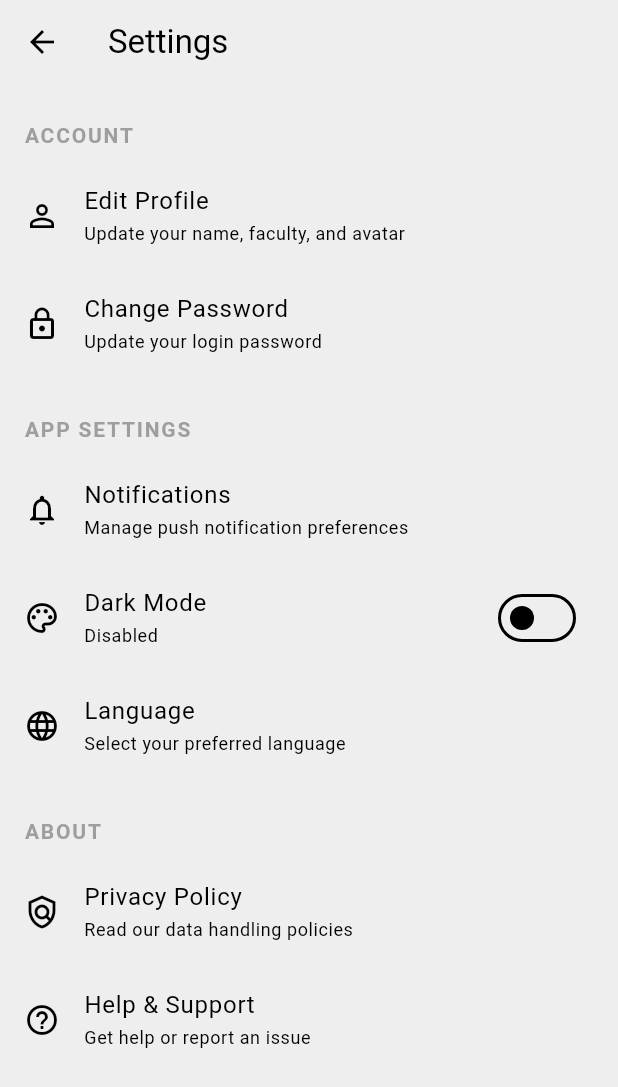
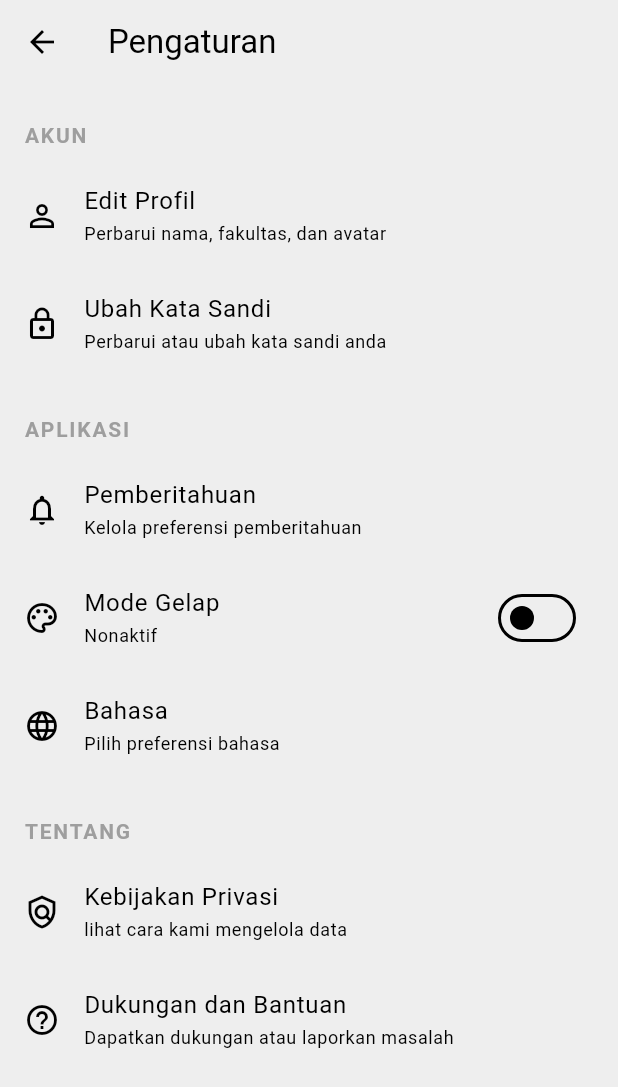
Before and after one commit to MafariT/flutter-lost-and-found, a Flutter app: the screen it shows once a user with an empty profile is signed in, in the side drawer, after a tap on "Settings", on a phone screen of 412 x 824 dp. Shown: the top 1087 px of the screen. Run offline on Flutter 3.47's test engine with Material 3 defaults, Android fonts, the phone set to English and light mode, and no system bars; our stand-ins replace flutter_dotenv, flutter_riverpod, image_picker, supabase_flutter; accounts and stored records are empty; network calls fail.

Commit message:
setting page ubah bahasa

```diff
--- a/lib/pages/settings_page.dart
+++ b/lib/pages/settings_page.dart
@@ -10,36 +10,36 @@ class SettingsPage extends StatelessWidget {
   Widget build(BuildContext context) {
     return Scaffold(
       appBar: AppBar(
-        title: const Text('Settings'),
+        title: const Text('Pengaturan'),
         elevation: 0,
         backgroundColor: Theme.of(context).colorScheme.surface,
       ),
       backgroundColor: Theme.of(context).colorScheme.surface,
       body: ListView(
         children: [
-          const _SettingsHeader(title: 'Account'),
+          const _SettingsHeader(title: 'Akun'),
           _SettingsTile(
             icon: Icons.person_outline,
-            title: 'Edit Profile',
-            subtitle: 'Update your name, faculty, and avatar',
+            title: 'Edit Profil',
+            subtitle: 'Perbarui nama, fakultas, dan avatar',
             onTap: () {
               Navigator.push(context, MaterialPageRoute(builder: (context) => const ProfilePage()));
             },
           ),
           _SettingsTile(
             icon: Icons.lock_outline,
-            title: 'Change Password',
-            subtitle: 'Update your login password',
+            title: 'Ubah Kata Sandi',
+            subtitle: 'Perbarui atau ubah kata sandi anda',
             onTap: () {
               ScaffoldMessenger.of(context).showSnackBar(const SnackBar(content: Text('Feature coming soon!')));
             },
           ),
 
-          const _SettingsHeader(title: 'App Settings'),
+          const _SettingsHeader(title: 'Aplikasi'),
           _SettingsTile(
             icon: Icons.notifications_outlined,
-            title: 'Notifications',
-            subtitle: 'Manage push notification preferences',
+            title: 'Pemberitahuan',
+            subtitle: 'Kelola preferensi pemberitahuan',
             onTap: () {
               ScaffoldMessenger.of(context).showSnackBar(const SnackBar(content: Text('Feature coming soon!')));
             },
@@ -49,26 +49,26 @@ class SettingsPage extends StatelessWidget {
 
           _SettingsTile(
             icon: Icons.language_outlined,
-            title: 'Language',
-            subtitle: 'Select your preferred language',
+            title: 'Bahasa',
+            subtitle: 'Pilih preferensi bahasa',
             onTap: () {
               ScaffoldMessenger.of(context).showSnackBar(const SnackBar(content: Text('Feature coming soon!')));
             },
           ),
 
-          const _SettingsHeader(title: 'About'),
+          const _SettingsHeader(title: 'Tentang'),
           _SettingsTile(
             icon: Icons.policy_outlined,
-            title: 'Privacy Policy',
-            subtitle: 'Read our data handling policies',
+            title: 'Kebijakan Privasi',
+            subtitle: 'lihat cara kami mengelola data',
             onTap: () {
               ScaffoldMessenger.of(context).showSnackBar(const SnackBar(content: Text('Feature coming soon!')));
             },
           ),
           _SettingsTile(
             icon: Icons.help_outline,
-            title: 'Help & Support',
-            subtitle: 'Get help or report an issue',
+            title: 'Dukungan dan Bantuan',
+            subtitle: 'Dapatkan dukungan atau laporkan masalah',
             onTap: () {
               ScaffoldMessenger.of(context).showSnackBar(const SnackBar(content: Text('Feature coming soon!')));
             },
@@ -88,9 +88,9 @@ class _ThemeToggleTile extends StatelessWidget {
       builder: (context, themeProvider, child) {
         return ListTile(
           leading: const Icon(Icons.color_lens_outlined),
-          title: const Text('Dark Mode'),
+          title: const Text('Mode Gelap'),
           subtitle: Text(
-            themeProvider.isDarkMode ? 'Enabled' : 'Disabled',
+            themeProvider.isDarkMode ? 'Aktif' : 'Nonaktif',
             style: Theme.of(context).textTheme.bodySmall,
           ),
           trailing: Switch(
```
